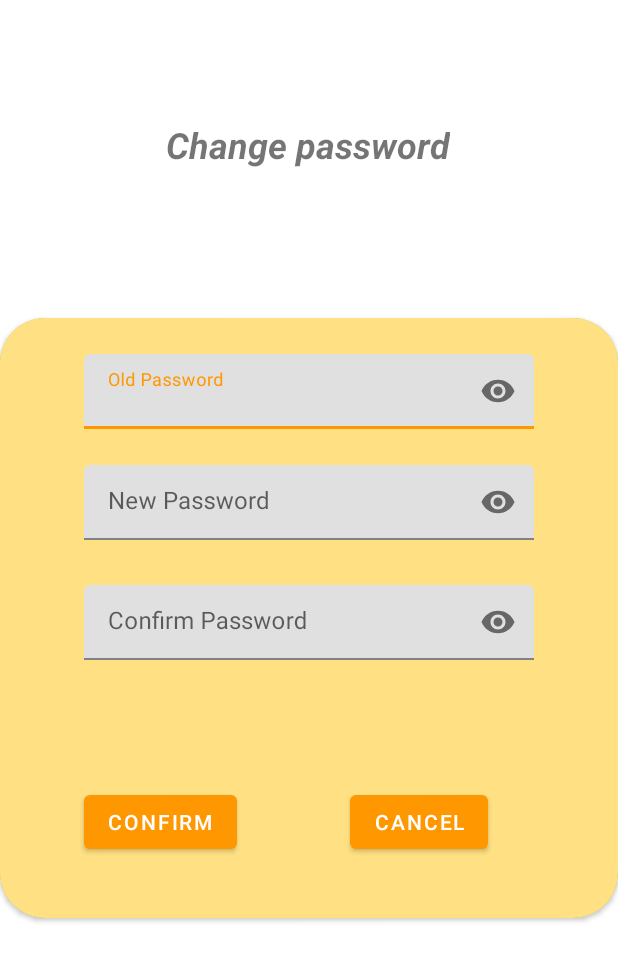
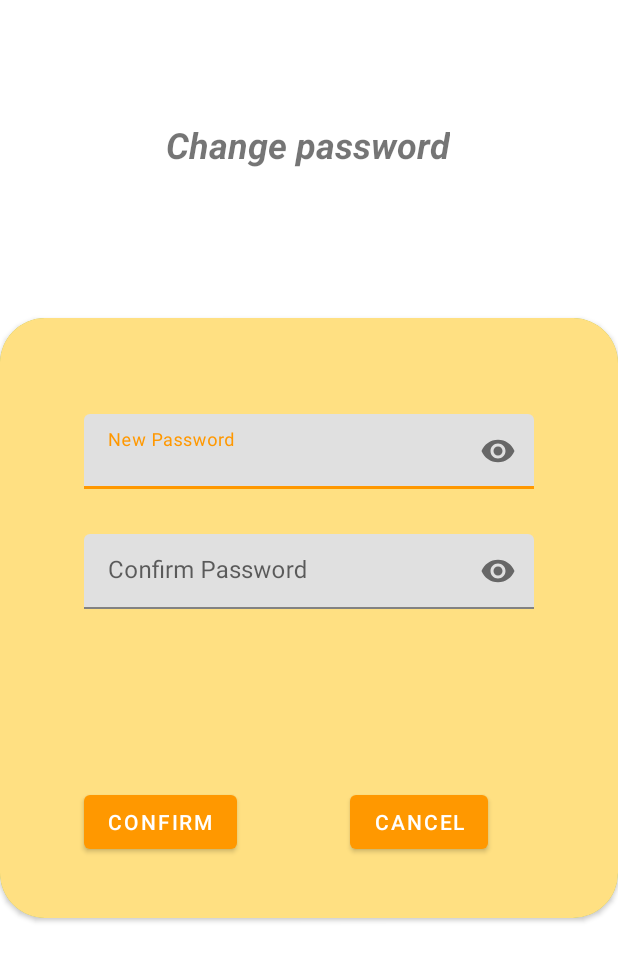
Before and after one commit to kamilDawidowski/RentaHome_MD, an Android app: the fragment ChangePasswordFragment shown on its own in the app's theme, on a phone screen of 412 x 824 dp. Shown: the top 961 px of the screen. Run offline under Robolectric (Android 15) with nearby library versions, the phone set to English and light mode, and no system bars.

Commit message:
Changes in style and new change password fragment.

```diff
--- a/app/src/main/java/wat/mobilne/renthome/fragments/management/ChangePasswordFragment.kt
+++ b/app/src/main/java/wat/mobilne/renthome/fragments/management/ChangePasswordFragment.kt
@@ -40,7 +40,7 @@ class ChangePasswordFragment : Fragment() {
         super.onViewCreated(view, savedInstanceState)
         buttonConfirmNewPassword.setOnClickListener {
             if (validateForm(inputPassword.text.toString(),inputConfirmChangedPassword.text.toString())) {
-                userViewModel.changePassword(inputPasswordOld.text.toString(), inputPassword.text.toString())
+                userViewModel.changePassword(inputPassword.text.toString())
             }
         }
 
--- a/app/src/main/java/wat/mobilne/renthome/fragments/offer/ItemDetailFragment.kt
+++ b/app/src/main/java/wat/mobilne/renthome/fragments/offer/ItemDetailFragment.kt
@@ -32,9 +32,6 @@ class ItemDetailFragment : Fragment() {
         savedInstanceState: Bundle?
     ): View? {
         // Inflate the layout for this fragment
-
-
-
         return inflater.inflate(R.layout.fragment_item_detail, container, false)
     }
 
@@ -42,8 +39,6 @@ class ItemDetailFragment : Fragment() {
         super.onViewCreated(view, savedInstanceState)
 
         initData()
-
-        Log.d("Safeargs", args.offer.toString())
 
         btnReservation.setOnClickListener {
             val action=ItemDetailFragmentDirections.actionItemDetailFragmentToItemReservationDetailFragment(args.price, args.offer)
--- a/app/src/main/java/wat/mobilne/renthome/models/Reservation.kt
+++ b/app/src/main/java/wat/mobilne/renthome/models/Reservation.kt
@@ -4,6 +4,7 @@ import java.time.LocalDate
 import java.util.*
 
 data class Reservation(
+    val id: Long?,
     val offerDto: Offer,
     val userDto: User,
     val startDate: String,
--- a/app/src/main/java/wat/mobilne/renthome/repository/ReservationRepository.kt
+++ b/app/src/main/java/wat/mobilne/renthome/repository/ReservationRepository.kt
@@ -13,7 +13,11 @@ class ReservationRepository {
         return RetrofitInstance.api.makeReservation(reservation)
     }
 
-    suspend fun acceptReservation(reservation: Reservation): Response<Reservation> {
+    suspend fun acceptReservation(reservation: Long): Response<Reservation> {
         return RetrofitInstance.api.acceptReservation(reservation)
     }
+
+    suspend fun rejectReservation(reservation: Long): Response<Boolean> {
+        return RetrofitInstance.api.rejectReservation(reservation)
+    }
 }
--- a/app/src/main/java/wat/mobilne/renthome/repository/UserRepository.kt
+++ b/app/src/main/java/wat/mobilne/renthome/repository/UserRepository.kt
@@ -24,7 +24,7 @@ class UserRepository {
         return RetrofitInstance.api.uploadImage(image)
     }
 
-    suspend fun changePassword(oldPassword: String, newPassword: String): Response<User> {
-        return RetrofitInstance.api.changePassword(oldPassword, newPassword)
+    suspend fun changePassword(newPassword: String): Response<User> {
+        return RetrofitInstance.api.changePassword(newPassword)
     }
 }
--- a/app/src/main/java/wat/mobilne/renthome/viewmodel/UserViewModel.kt
+++ b/app/src/main/java/wat/mobilne/renthome/viewmodel/UserViewModel.kt
@@ -47,9 +47,9 @@ class UserViewModel: ViewModel() {
     }
 
     val changePasswordResponse: MutableLiveData<Response<User>> = MutableLiveData()
-    fun changePassword(oldPassword: String, newPassword: String) {
+    fun changePassword(newPassword: String) {
         viewModelScope.launch {
-            val response = userRepository.changePassword(oldPassword, newPassword)
+            val response = userRepository.changePassword(newPassword)
             changePasswordResponse.value = response
         }
     }
--- a/app/src/main/res/layout/fragment_change_password.xml
+++ b/app/src/main/res/layout/fragment_change_password.xml
@@ -25,37 +25,17 @@
             android:background="?attr/colorPrimaryVariant">
 
             <com.google.android.material.textfield.TextInputLayout
-                android:id="@+id/textInputLayoutOld"
+                android:id="@+id/textInputLayout"
                 android:layout_width="300dp"
                 android:layout_height="50dp"
-                android:layout_marginTop="24dp"
-                android:hint="@string/old_password"
+                android:layout_marginTop="64dp"
+                android:hint="@string/new_password"
                 app:endIconMode="password_toggle"
                 app:helperText="@string/helper_text"
                 app:helperTextEnabled="true"
                 app:layout_constraintEnd_toEndOf="parent"
                 app:layout_constraintStart_toStartOf="parent"
                 app:layout_constraintTop_toTopOf="parent">
-
-                <com.google.android.material.textfield.TextInputEditText
-                    android:id="@+id/inputPasswordOld"
-                    android:layout_width="300dp"
-                    android:layout_height="50dp"
-                    android:inputType="textPassword" />
-            </com.google.android.material.textfield.TextInputLayout>
-
-            <com.google.android.material.textfield.TextInputLayout
-                android:id="@+id/textInputLayout"
-                android:layout_width="300dp"
-                android:layout_height="50dp"
-                android:layout_marginTop="24dp"
-                android:hint="@string/new_password"
-                app:endIconMode="password_toggle"
-                app:helperText="@string/helper_text"
-                app:helperTextEnabled="true"
-                app:layout_constraintEnd_toEndOf="@+id/textInputLayoutOld"
-                app:layout_constraintStart_toStartOf="@+id/textInputLayoutOld"
-                app:layout_constraintTop_toBottomOf="@+id/textInputLayoutOld">
 
                 <com.google.android.material.textfield.TextInputEditText
                     android:id="@+id/inputPassword"
```
Also changed, not shown: app/src/main/java/wat/mobilne/renthome/api/BasicApi.kt (+4 -4 lines), app/src/main/java/wat/mobilne/renthome/fragments/offer/MyOrdersFragment.kt (+0 -41 lines), app/src/main/java/wat/mobilne/renthome/fragments/reservation/ItemReservationDetailFragment.kt (+1 -7 lines), app/src/main/java/wat/mobilne/renthome/fragments/reservation/ReservationClickFragment.kt (+32 -38 lines), app/src/main/java/wat/mobilne/renthome/fragments/reservation/ReservationFragment.kt (+6 -12 lines), app/src/main/java/wat/mobilne/renthome/viewmodel/ReservationViewModel.kt (+9 -1 lines), app/src/main/res/navigation/navigation.xml (+7 -2 lines).
